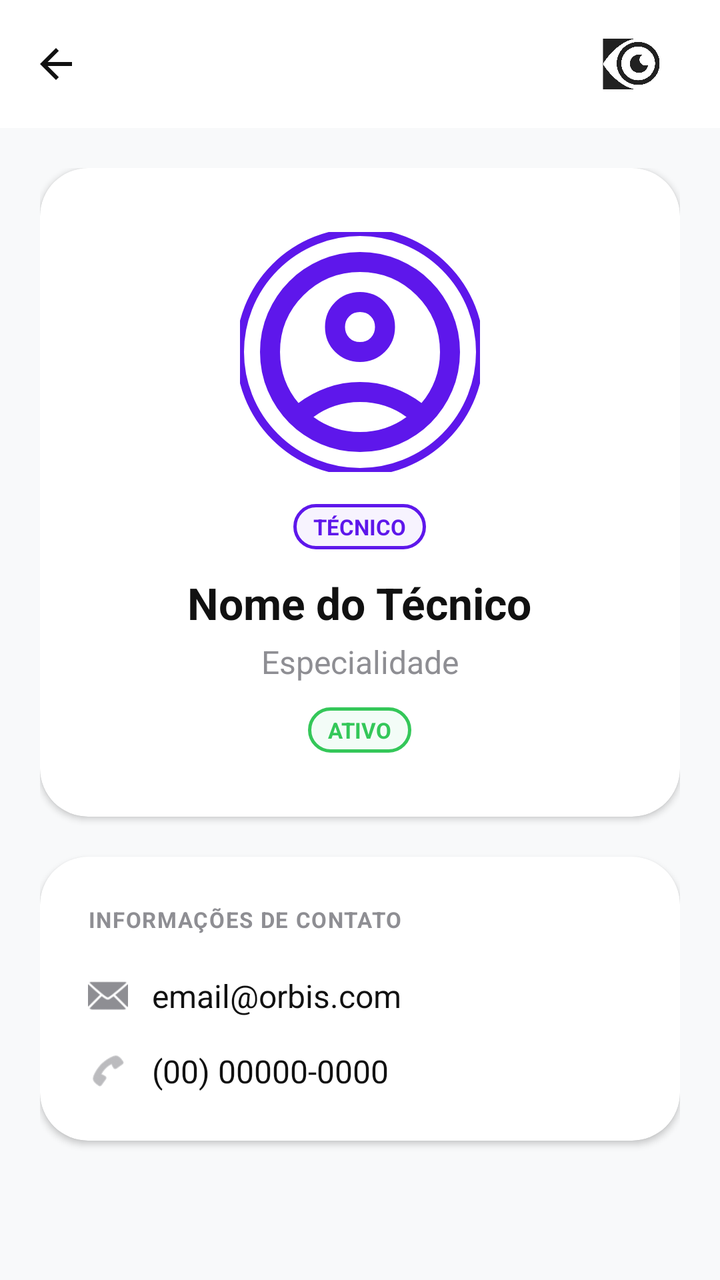
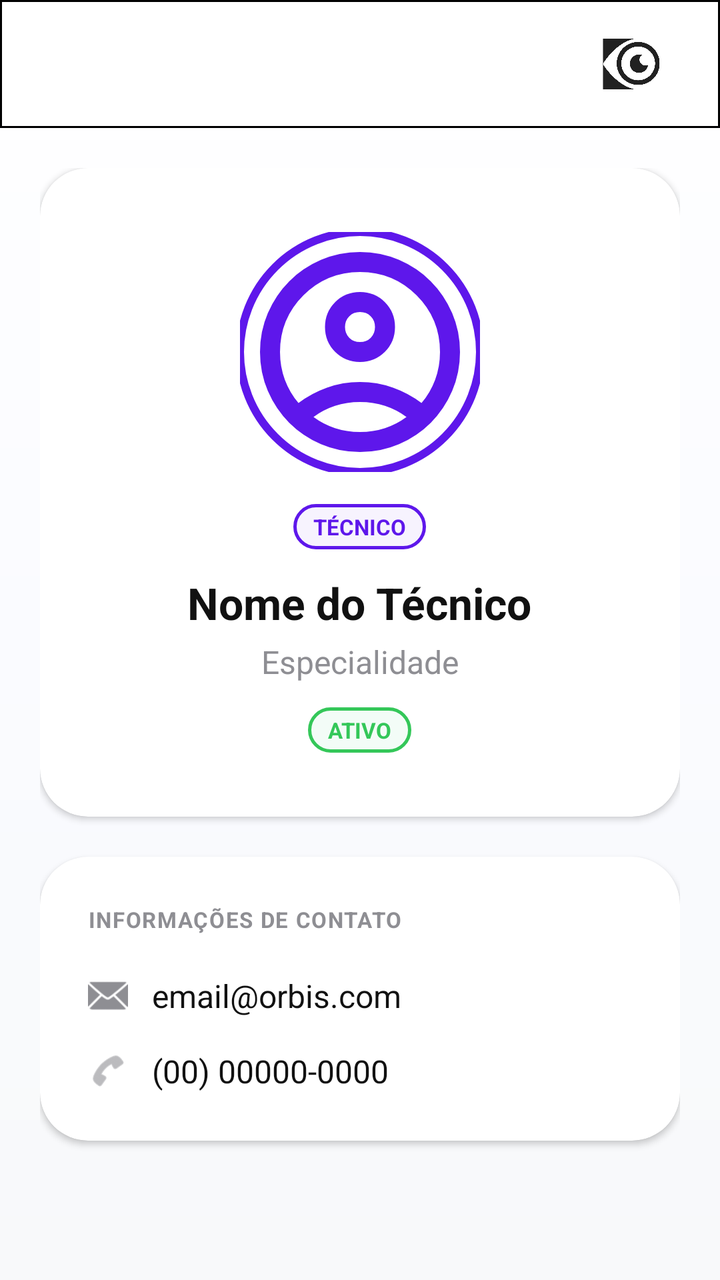

The first picture is an Android layout as it rendered before a commit; the second is the same layout after the commit. The layout source and the unified diff follow.
<!-- AndroidManifest.xml: application theme Theme.Orbis -->
<!-- res/layout/activity_tecnico_detalhe.xml -->
<?xml version="1.0" encoding="utf-8"?>
<androidx.constraintlayout.widget.ConstraintLayout xmlns:android="http://schemas.android.com/apk/res/android"
    xmlns:app="http://schemas.android.com/apk/res-auto"
    xmlns:tools="http://schemas.android.com/tools"
    android:layout_width="match_parent"
    android:layout_height="match_parent"
    android:background="@color/background"
    tools:context=".ui.main.TecnicoDetalheActivity">

    <com.google.android.material.appbar.AppBarLayout
        android:id="@+id/appBarLayout"
        android:layout_width="match_parent"
        android:layout_height="wrap_content"
        android:background="@color/white"
        android:fitsSystemWindows="true"
        app:elevation="0dp"
        app:layout_constraintTop_toTopOf="parent">

        <com.google.android.material.appbar.MaterialToolbar
            android:id="@+id/toolbar"
            android:layout_width="match_parent"
            android:layout_height="?attr/actionBarSize"
            app:navigationIcon="@drawable/ic_voltar"
            app:navigationIconTint="@color/black"
            app:title="">

            <ImageView
                android:layout_width="wrap_content"
                android:layout_height="32dp"
                android:layout_gravity="end"
                android:layout_marginEnd="16dp"
                android:adjustViewBounds="true"
                android:src="@drawable/orbislogotoolbar" />

        </com.google.android.material.appbar.MaterialToolbar>

        <ProgressBar
            android:id="@+id/progressTecnico"
            style="?android:attr/progressBarStyleHorizontal"
            android:layout_width="match_parent"
            android:layout_height="wrap_content"
            android:indeterminate="true"
            android:visibility="gone"
            android:layout_marginTop="-8dp"
            android:layout_marginBottom="-4dp"
            android:indeterminateTint="@color/purple" />

    </com.google.android.material.appbar.AppBarLayout>

    <ScrollView
        android:layout_width="match_parent"
        android:layout_height="0dp"
        android:fillViewport="true"
        app:layout_constraintTop_toBottomOf="@id/appBarLayout"
        app:layout_constraintBottom_toBottomOf="parent">

        <LinearLayout
            android:layout_width="match_parent"
            android:layout_height="wrap_content"
            android:orientation="vertical"
            android:padding="20dp">

            
            <com.google.android.material.card.MaterialCardView
                style="@style/ModernCard"
                android:layout_width="match_parent"
                android:layout_height="wrap_content"
                android:layout_marginBottom="20dp">

                <LinearLayout
                    android:layout_width="match_parent"
                    android:layout_height="wrap_content"
                    android:gravity="center"
                    android:orientation="vertical"
                    android:padding="32dp">

                    <com.google.android.material.imageview.ShapeableImageView
                        android:id="@+id/imgTecnicoVariavel"
                        android:layout_width="120dp"
                        android:layout_height="120dp"
                        android:scaleType="centerCrop"
                        android:src="@drawable/ic_perfil"
                        app:shapeAppearanceOverlay="@style/CircleImageView"
                        app:strokeColor="@color/purple"
                        app:strokeWidth="4dp" />

                    <TextView
                        android:id="@+id/txtCargoVariavel"
                        android:layout_width="wrap_content"
                        android:layout_height="wrap_content"
                        android:layout_marginTop="16dp"
                        android:text="TÉCNICO"
                        style="@style/BadgeText"
                        android:textColor="@color/purple"
                        android:background="@drawable/badge_outline_purple" />

                    <TextView
                        android:id="@+id/txtNomeVariavel"
                        android:layout_width="wrap_content"
                        android:layout_height="wrap_content"
                        android:layout_marginTop="12dp"
                        android:text="Nome do Técnico"
                        android:textColor="@color/black"
                        android:textSize="22sp"
                        android:textStyle="bold" />

                    <TextView
                        android:id="@+id/txtEspecialidadeVariavel"
                        android:layout_width="wrap_content"
                        android:layout_height="wrap_content"
                        android:layout_marginTop="4dp"
                        android:text="Especialidade"
                        android:textColor="@color/gray"
                        android:textSize="16sp" />

                    <TextView
                        android:id="@+id/txtEstadoVariavel"
                        android:layout_width="wrap_content"
                        android:layout_height="wrap_content"
                        android:layout_marginTop="12dp"
                        android:text="ATIVO"
                        style="@style/BadgeText"
                        android:textColor="@color/statusGreen"
                        android:background="@drawable/badge_outline_green" />

                </LinearLayout>
            </com.google.android.material.card.MaterialCardView>

            
            <com.google.android.material.card.MaterialCardView
                style="@style/ModernCard"
                android:layout_width="match_parent"
                android:layout_height="wrap_content">

                <LinearLayout
                    android:layout_width="match_parent"
                    android:layout_height="wrap_content"
                    android:orientation="vertical"
                    android:padding="24dp">

                    <TextView
                        android:layout_width="wrap_content"
                        android:layout_height="wrap_content"
                        android:text="INFORMAÇÕES DE CONTATO"
                        android:textColor="@color/gray"
                        android:textSize="11sp"
                        android:textStyle="bold"
                        android:letterSpacing="0.05"
                        android:layout_marginBottom="20dp"/>

                    <LinearLayout
                        android:layout_width="match_parent"
                        android:layout_height="wrap_content"
                        android:orientation="horizontal"
                        android:gravity="center_vertical"
                        android:layout_marginBottom="16dp">
                        <ImageView
                            android:layout_width="20dp"
                            android:layout_height="20dp"
                            android:src="@android:drawable/ic_dialog_email"
                            app:tint="@color/gray" />
                        <TextView
                            android:id="@+id/txtEmailVariavel"
                            android:layout_width="match_parent"
                            android:layout_height="wrap_content"
                            android:layout_marginStart="12dp"
                            android:text="email@orbis.com"
                            android:textColor="@color/black"
                            android:textSize="16sp" />
                    </LinearLayout>

                    <LinearLayout
                        android:layout_width="match_parent"
                        android:layout_height="wrap_content"
                        android:orientation="horizontal"
                        android:gravity="center_vertical">
                        <ImageView
                            android:layout_width="20dp"
                            android:layout_height="20dp"
                            android:src="@android:drawable/ic_menu_call"
                            app:tint="@color/gray" />
                        <TextView
                            android:id="@+id/txtTelefoneVariavel"
                            android:layout_width="match_parent"
                            android:layout_height="wrap_content"
                            android:layout_marginStart="12dp"
                            android:text="(00) 00000-0000"
                            android:textColor="@color/black"
                            android:textSize="16sp" />
                    </LinearLayout>

                </LinearLayout>
            </com.google.android.material.card.MaterialCardView>

            <Button
                android:id="@+id/btnVoltar"
                android:layout_width="wrap_content"
                android:layout_height="wrap_content"
                android:visibility="gone" />

        </LinearLayout>
    </ScrollView>

</androidx.constraintlayout.widget.ConstraintLayout>
<!-- resources referenced by this layout -->
<resources>
  <color name="background">#F8F9FA</color>
  <color name="black">#111111</color>
  <color name="gray">#8E8E93</color>
  <color name="purple">#5E17EB</color>
  <color name="statusGreen">#34C759</color>
  <color name="white">#FFFFFF</color>
  <!-- drawable badge_outline_green (drawable) -->
  <?xml version="1.0" encoding="utf-8"?>
  <shape xmlns:android="http://schemas.android.com/apk/res/android">
      <stroke
          android:width="1.5dp"
          android:color="@color/statusGreen" />
      <corners android:radius="12dp" />
      <solid android:color="#0D22C55E" /> 
  </shape>
  <!-- drawable badge_outline_purple (drawable) -->
  <?xml version="1.0" encoding="utf-8"?>
  <shape xmlns:android="http://schemas.android.com/apk/res/android">
      <stroke
          android:width="1.5dp"
          android:color="@color/purple" />
      <corners android:radius="12dp" />
      <solid android:color="#0D5E17EB" /> 
  </shape>
  <!-- drawable ic_voltar (drawable) -->
  <vector xmlns:android="http://schemas.android.com/apk/res/android"
      android:width="24dp"
      android:height="24dp"
      android:viewportWidth="24"
      android:viewportHeight="24">
    <path
        android:fillColor="#000000"
        android:pathData="M20,11H7.83l5.59,-5.59L12,4l-8,8 8,8 1.41,-1.41L7.83,13H20v-2z"/>
  </vector>
  <style name="BadgeText">
          <item name="android:textSize">11sp</item>
          <item name="android:textStyle">bold</item>
          <item name="android:paddingLeft">10dp</item>
          <item name="android:paddingRight">10dp</item>
          <item name="android:paddingTop">4dp</item>
          <item name="android:paddingBottom">4dp</item>
      </style>
  <style name="CircleImageView" parent="">
          <item name="cornerFamily">rounded</item>
          <item name="cornerSize">50%</item>
      </style>
  <style name="ModernCard" parent="Widget.Material3.CardView.Elevated">
          <item name="cardCornerRadius">24dp</item>
          <item name="cardElevation">2dp</item>
          <item name="cardBackgroundColor">@color/surface</item>
          <item name="strokeWidth">0dp</item>
      </style>
  <style name="Theme.Orbis" parent="Base.Theme.Orbis">
          <item name="android:windowBackground">@color/background</item>
          <item name="colorPrimary">@color/purple</item>
          <item name="colorSecondary">@color/statusGreen</item>
          <item name="android:statusBarColor">@color/white</item>
          <item name="android:windowLightStatusBar">true</item>
      </style>
  <color name="surface">#FFFFFF</color>
  <style name="Base.Theme.Orbis" parent="Theme.Material3.DayNight.NoActionBar">
          
          
      </style>
  <!-- unchanged entries left out for length: 2 -->
</resources>

<!-- the commit's change to res/layout/activity_tecnico_detalhe.xml (unified diff, before → after) -->
@@ -4,16 +4,16 @@
     xmlns:tools="http://schemas.android.com/tools"
     android:layout_width="match_parent"
     android:layout_height="match_parent"
-    android:background="@color/background"
+    android:background="@drawable/bg_app_gradient"
     tools:context=".ui.main.TecnicoDetalheActivity">
 
     <com.google.android.material.appbar.AppBarLayout
         android:id="@+id/appBarLayout"
         android:layout_width="match_parent"
         android:layout_height="wrap_content"
-        android:background="@color/white"
+        android:background="@drawable/bg_toolbar_surface"
         android:fitsSystemWindows="true"
-        app:elevation="0dp"
+        app:elevation="2dp"
         app:layout_constraintTop_toTopOf="parent">
 
         <com.google.android.material.appbar.MaterialToolbar
@@ -21,7 +21,7 @@
             android:layout_width="match_parent"
             android:layout_height="?attr/actionBarSize"
             app:navigationIcon="@drawable/ic_voltar"
-            app:navigationIconTint="@color/black"
+            app:navigationIconTint="@color/textPrimary"
             app:title="">
 
             <ImageView
<!-- resource entries referenced after the edit -->
@@ -23,6 +23,22 @@
           android:color="@color/purple" />
       <corners android:radius="12dp" />
       <solid android:color="#0D5E17EB" /> 
+  </shape>
+  <!-- drawable bg_app_gradient (drawable) -->
+  <?xml version="1.0" encoding="utf-8"?>
+  <shape xmlns:android="http://schemas.android.com/apk/res/android" android:shape="rectangle">
+      
+      <gradient
+          android:angle="270"
+          android:startColor="#FFFFFF"
+          android:centerColor="#FAFBFF"
+          android:endColor="@color/background" />
+  </shape>
+  <!-- drawable bg_toolbar_surface (drawable) -->
+  <?xml version="1.0" encoding="utf-8"?>
+  <shape xmlns:android="http://schemas.android.com/apk/res/android" android:shape="rectangle">
+      <solid android:color="@color/surface" />
+      <stroke android:width="1dp" android:color="@color/borderSoft" />
   </shape>
   <!-- drawable ic_voltar (drawable) -->
   <vector xmlns:android="http://schemas.android.com/apk/res/android"
